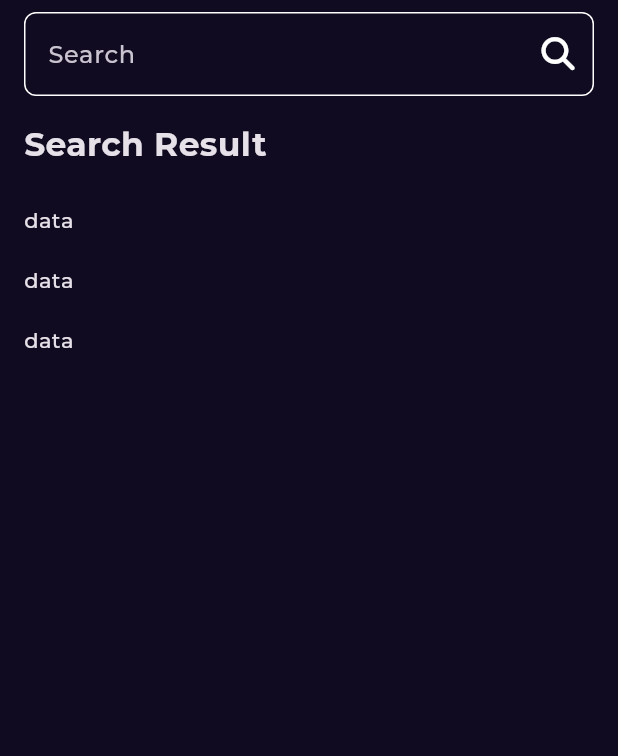
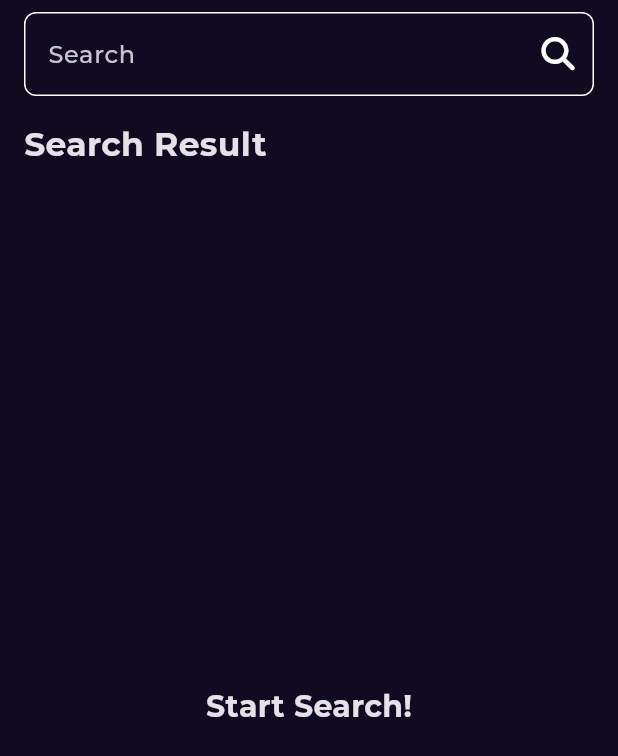
Before and after one commit to mohameddsalah60/bookly_app, a Flutter app: the SearchView screen opened by its route, on a phone screen of 412 x 824 dp. Shown: the top 756 px of the screen. Run offline on Flutter 3.47's test engine with Material 3 defaults, Android fonts, the phone set to English and light mode, and no system bars; our stand-ins replace bloc, cached_network_image, dartz, dio, equatable, flutter_bloc and 3 more; network calls fail; project files that could hold a hidden picture were left out.

Commit message:
search feature is done

```diff
--- a/lib/core/services/service_locator.dart
+++ b/lib/core/services/service_locator.dart
@@ -1,5 +1,6 @@
 import 'package:bookly_app/core/services/api_service.dart';
 import 'package:bookly_app/features/home/data/repos/home_repo_impl.dart';
+import 'package:bookly_app/features/search/data/repos/search_repo_impl.dart';
 import 'package:dio/dio.dart';
 import 'package:get_it/get_it.dart';
 
@@ -8,4 +9,6 @@ final getIt = GetIt.instance;
 setupServiceLocator() {
   getIt.registerSingleton<ApiService>(ApiService(dio: Dio()));
   getIt.registerSingleton<HomeRepoImpl>(HomeRepoImpl(getIt.get<ApiService>()));
+  getIt.registerSingleton<SearchRepoImpl>(
+      SearchRepoImpl(getIt.get<ApiService>()));
 }
--- a/lib/core/utils/app_router.dart
+++ b/lib/core/utils/app_router.dart
@@ -4,6 +4,8 @@ import 'package:bookly_app/features/home/data/repos/home_repo_impl.dart';
 import 'package:bookly_app/features/home/presentation/manger/detalies_books_cubit/detalies_books_cubit.dart';
 import 'package:bookly_app/features/home/presentation/views/book_detailes_view.dart';
 import 'package:bookly_app/features/home/presentation/views/home_view.dart';
+import 'package:bookly_app/features/search/data/repos/search_repo_impl.dart';
+import 'package:bookly_app/features/search/presentation/manger/search_book_cubit/search_book_cubit.dart';
 import 'package:bookly_app/features/search/presentation/views/search_view.dart';
 import 'package:bookly_app/features/splash/presentation/views/splash_view.dart';
 import 'package:flutter_bloc/flutter_bloc.dart';
@@ -32,7 +34,10 @@ abstract class AppRouter {
       ),
       GoRoute(
         path: kSearchView,
-        builder: (context, state) => const SearchView(),
+        builder: (context, state) => BlocProvider(
+          create: (context) => SearchBookCubit(getIt.get<SearchRepoImpl>()),
+          child: const SearchView(),
+        ),
       ),
     ],
   );
--- a/lib/features/home/presentation/views/book_detailes_view.dart
+++ b/lib/features/home/presentation/views/book_detailes_view.dart
@@ -17,7 +17,8 @@ class _BookDetailesViewState extends State<BookDetailesView> {
   @override
   void initState() {
     BlocProvider.of<DetaliesBooksCubit>(context).fetchSimilarBooks(
-        category: widget.bookModel.volumeInfo.categories![0]);
+        category: widget.bookModel.volumeInfo.categories?[0] ??
+            widget.bookModel.volumeInfo.title!);
     super.initState();
   }
 
--- a/lib/features/home/presentation/views/widgets/book_list_view_item.dart
+++ b/lib/features/home/presentation/views/widgets/book_list_view_item.dart
@@ -46,8 +46,10 @@ class BookListViewItem extends StatelessWidget {
                     height: 3,
                   ),
                   Text(
-                    bookModel.volumeInfo.authors![0],
+                    bookModel.volumeInfo.authors?[0] ?? '',
                     style: Styles.styleMeduim14,
+                    maxLines: 1,
+                    overflow: TextOverflow.ellipsis,
                   ),
                   const SizedBox(
                     height: 3,
--- /dev/null
+++ b/lib/features/search/data/repos/search_repo.dart
@@ -0,0 +1,7 @@
+import 'package:bookly_app/core/errors/failures.dart';
+import 'package:bookly_app/core/models/book_model/book_model.dart';
+import 'package:dartz/dartz.dart';
+
+abstract class SearchRepo {
+  Future<Either<Failure, List<BookModel>>> serachBooks({required String text});
+}
--- /dev/null
+++ b/lib/features/search/presentation/manger/search_book_cubit/search_book_cubit.dart
@@ -0,0 +1,27 @@
+import 'package:bookly_app/core/models/book_model/book_model.dart';
+import 'package:bookly_app/features/search/data/repos/search_repo.dart';
+import 'package:equatable/equatable.dart';
+import 'package:flutter_bloc/flutter_bloc.dart';
+
+part 'search_book_state.dart';
+
+class SearchBookCubit extends Cubit<SearchBookState> {
+  SearchBookCubit(this.searchRepo) : super(SearchBookInitial());
+  final SearchRepo searchRepo;
+  Future<void> fetchSearchBooks({required String text}) async {
+    emit(SearchBookLoading());
+    var result = await searchRepo.serachBooks(text: text);
+    result.fold(
+      (failure) {
+        emit(
+          SearchBookFailure(errorMessage: failure.errorMessage),
+        );
+      },
+      (books) {
+        emit(
+          SearchBookSuccess(list: books),
+        );
+      },
+    );
+  }
+}
--- /dev/null
+++ b/lib/features/search/presentation/manger/search_book_cubit/search_book_state.dart
@@ -0,0 +1,24 @@
+part of 'search_book_cubit.dart';
+
+sealed class SearchBookState extends Equatable {
+  const SearchBookState();
+
+  @override
+  List<Object> get props => [];
+}
+
+final class SearchBookInitial extends SearchBookState {}
+
+final class SearchBookLoading extends SearchBookState {}
+
+final class SearchBookSuccess extends SearchBookState {
+  final List<BookModel> list;
+
+  const SearchBookSuccess({required this.list});
+}
+
+final class SearchBookFailure extends SearchBookState {
+  final String errorMessage;
+
+  const SearchBookFailure({required this.errorMessage});
+}
--- a/lib/features/search/presentation/views/widgets/custom_search_text_field.dart
+++ b/lib/features/search/presentation/views/widgets/custom_search_text_field.dart
@@ -1,15 +1,37 @@
+import 'package:bookly_app/core/functions/custom_snack%20_bar.dart';
+import 'package:bookly_app/features/search/presentation/manger/search_book_cubit/search_book_cubit.dart';
 import 'package:flutter/material.dart';
+import 'package:flutter_bloc/flutter_bloc.dart';
 import 'package:font_awesome_flutter/font_awesome_flutter.dart';
 
-class CustomSearchTextField extends StatelessWidget {
+class CustomSearchTextField extends StatefulWidget {
   const CustomSearchTextField({super.key});
+
+  @override
+  State<CustomSearchTextField> createState() => _CustomSearchTextFieldState();
+}
+
+class _CustomSearchTextFieldState extends State<CustomSearchTextField> {
+  String? data;
 
   @override
   Widget build(BuildContext context) {
     return TextField(
+      onChanged: (value) {
+        if (value.isNotEmpty) {
+          data = value;
+        }
+      },
       decoration: InputDecoration(
         suffixIcon: IconButton(
-          onPressed: () {},
+          onPressed: () {
+            if (data != null) {
+              BlocProvider.of<SearchBookCubit>(context)
+                  .fetchSearchBooks(text: data!);
+            } else {
+              customSnackBar(context, 'pls enter value');
+            }
+          },
           icon: const Icon(
             FontAwesomeIcons.magnifyingGlass,
             color: Colors.white,
--- a/lib/features/search/presentation/views/widgets/search_result_list_view.dart
+++ b/lib/features/search/presentation/views/widgets/search_result_list_view.dart
@@ -1,19 +1,43 @@
+import 'package:bookly_app/core/utils/styles.dart';
+import 'package:bookly_app/core/widgets/custom_error_widget.dart';
+import 'package:bookly_app/core/widgets/custom_loading_indicator.dart';
+import 'package:bookly_app/features/home/presentation/views/widgets/book_list_view_item.dart';
+import 'package:bookly_app/features/search/presentation/manger/search_book_cubit/search_book_cubit.dart';
 import 'package:flutter/material.dart';
+import 'package:flutter_bloc/flutter_bloc.dart';
 
 class SearchResultListView extends StatelessWidget {
   const SearchResultListView({super.key});
 
   @override
   Widget build(BuildContext context) {
-    return ListView.builder(
-      padding: EdgeInsets.zero,
-      itemCount: 3,
-      itemBuilder: (context, index) {
-        return const Padding(
-          padding: EdgeInsets.symmetric(vertical: 10),
-          // child: BookListViewItem(),
-          child: Text('data'),
-        );
+    return BlocBuilder<SearchBookCubit, SearchBookState>(
+      builder: (context, state) {
+        if (state is SearchBookSuccess) {
+          return ListView.builder(
+            padding: EdgeInsets.zero,
+            itemCount: state.list.length,
+            itemBuilder: (context, index) {
+              return Padding(
+                padding: const EdgeInsets.symmetric(vertical: 10),
+                child: BookListViewItem(
+                  bookModel: state.list[index],
+                ),
+              );
+            },
+          );
+        } else if (state is SearchBookFailure) {
+          return CustomErrorWidget(errorMessage: state.errorMessage);
+        } else if (state is SearchBookInitial) {
+          return const Center(
+            child: Text(
+              'Start Search!',
+              style: Styles.styleBold20,
+            ),
+          );
+        } else {
+          return const CustomLoadingIndicator();
+        }
       },
     );
   }
```
Also changed, not shown: lib/features/search/data/repos/search_repo_impl.dart (added, +37 -0 lines).
